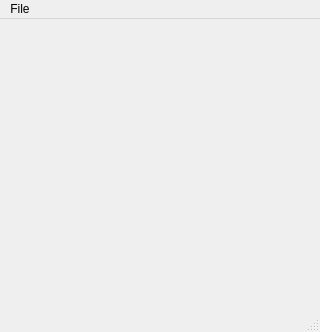
First picture: the form in GameBeak/src/MainWindow/mainwindow.ui, repository Daniel-McCarthy/GameBeak, before the edit.
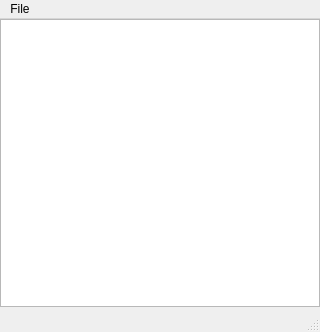
Second picture: the form after the edit.

Commit message:
MainWindow UI: Added Screen QGraphicsView
Added a 320x288 QGraphicsView to draw the Gameboy frames to. It is 2 times the size of the standard Gameboy resolution.

Patch:
```diff
--- a/GameBeak/src/MainWindow/mainwindow.ui
+++ b/GameBeak/src/MainWindow/mainwindow.ui
@@ -13,7 +13,18 @@
   <property name="windowTitle">
    <string>MainWindow</string>
   </property>
-  <widget class="QWidget" name="centralWidget"/>
+  <widget class="QWidget" name="centralWidget">
+   <widget class="QGraphicsView" name="graphicsView">
+    <property name="geometry">
+     <rect>
+      <x>0</x>
+      <y>0</y>
+      <width>320</width>
+      <height>288</height>
+     </rect>
+    </property>
+   </widget>
+  </widget>
   <widget class="QMenuBar" name="menuBar">
    <property name="geometry">
     <rect>
```
